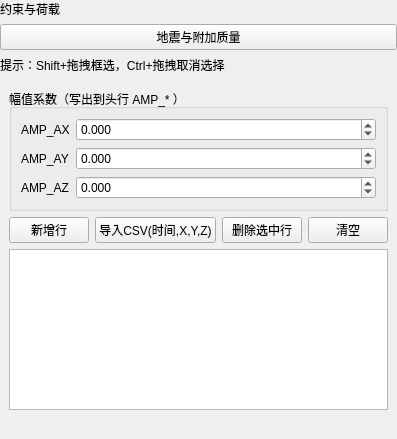
First picture: the form in plugins/Base_PhysicalField/SeismicAndAddedMassPage.ui, repository asd977/base_cae, before the edit.
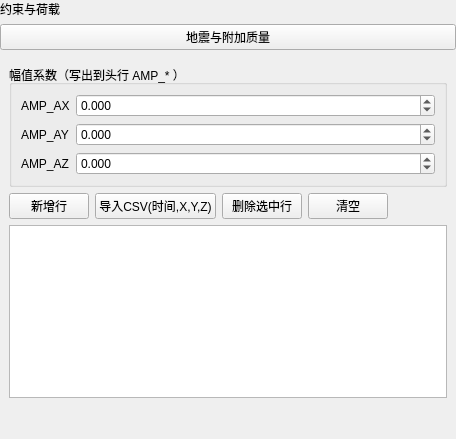
Second picture: the form after the edit.

Patch:
```diff
--- a/plugins/Base_PhysicalField/SeismicAndAddedMassPage.ui
+++ b/plugins/Base_PhysicalField/SeismicAndAddedMassPage.ui
@@ -6,7 +6,7 @@
    <rect>
     <x>0</x>
     <y>0</y>
-    <width>194</width>
+    <width>456</width>
     <height>439</height>
    </rect>
   </property>
@@ -49,16 +49,6 @@
      </property>
     </widget>
    </item>
-   <item>
-    <widget class="QLabel" name="boxSelectHintLabel">
-     <property name="text">
-      <string>提示：Shift+拖拽框选，Ctrl+拖拽取消选择</string>
-     </property>
-     <property name="wordWrap">
-      <bool>true</bool>
-     </property>
-    </widget>
-   </item>
    <item>
     <widget class="QWidget" name="contentWidget" native="true">
      <layout class="QVBoxLayout" name="contentLayout">
@@ -183,8 +173,9 @@
     </layout>
    </item>
    <item>
-    <widget class="QTableWidget" name="tableSeismic" />
-   </item>     </layout>
+       <widget class="QTableWidget" name="tableSeismic"/>
+      </item>
+     </layout>
     </widget>
    </item>
 
```
Left out of the diff: 11 changed lines with no effect on the pictures. Lines whose indentation alone changed are shown as unchanged.
